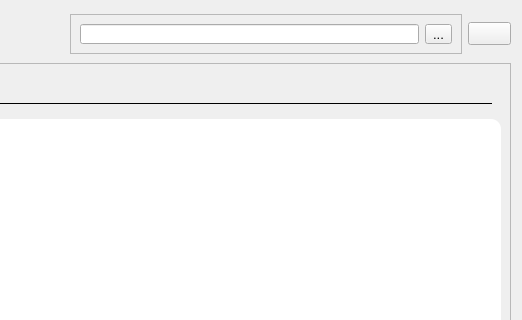
Above: frontend/ui/Organization/officer_changes.ui from ziminni/master-route-navigation before the change; both pictures show x 678 to 1200 and y 0 to 320 of the 1200 by 800 pixel window. Below: the same form after it.
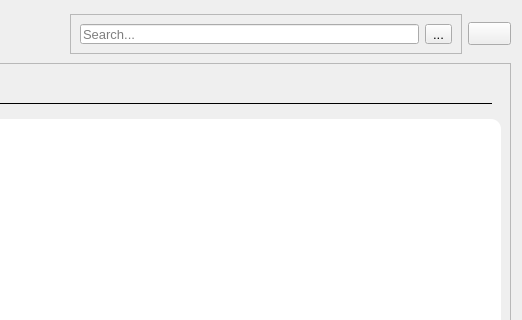
That is the form after the change. Icons and pictures are not drawn.

What changed in the file:
```diff
--- a/frontend/ui/Organization/officer_changes.ui
+++ b/frontend/ui/Organization/officer_changes.ui
@@ -106,7 +106,11 @@
        </property>
        <layout class="QHBoxLayout" name="horizontalLayout_9">
         <item>
-         <widget class="QLineEdit" name="oc_line_edit"/>
+         <widget class="QLineEdit" name="oc_line_edit">
+          <property name="placeholderText">
+           <string>Search...</string>
+          </property>
+         </widget>
         </item>
         <item>
          <widget class="QToolButton" name="oc_search_btn">
```
